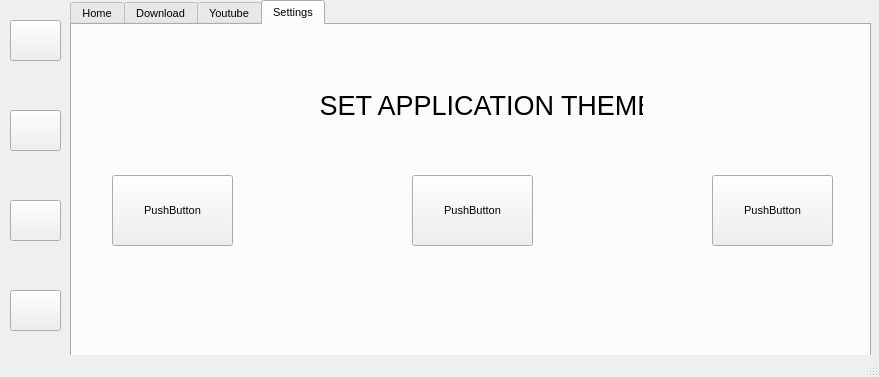
Qt form main.ui (gautamsood15/download_manager) before a commit.
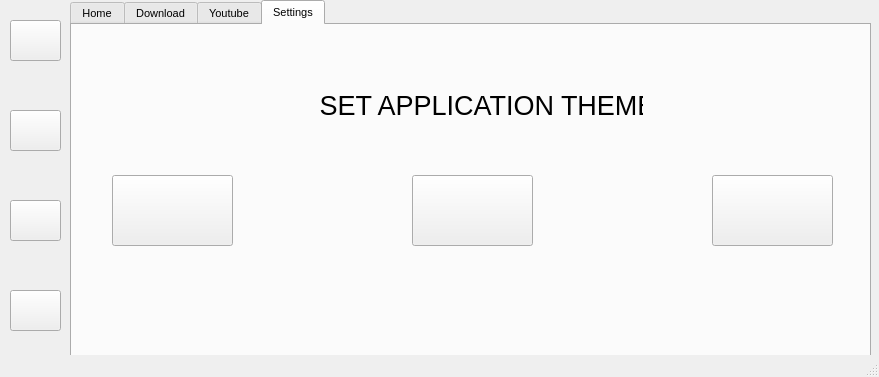
The same form after that commit. The open tabs and pages were chosen to show the change. Icons and pictures are not drawn.

Commit message: random shit commit

Diff of the .ui file:
```diff
--- a/main.ui
+++ b/main.ui
@@ -13,6 +13,9 @@
   <property name="windowTitle">
    <string>MainWindow</string>
   </property>
+  <property name="styleSheet">
+   <string notr="true"/>
+  </property>
   <widget class="QWidget" name="centralwidget">
    <widget class="QTabWidget" name="tabWidget">
     <property name="enabled">
@@ -815,7 +818,7 @@
        <cursorShape>PointingHandCursor</cursorShape>
       </property>
       <property name="text">
-       <string>PushButton</string>
+       <string/>
       </property>
      </widget>
      <widget class="QPushButton" name="pushButton_13">
@@ -831,7 +834,7 @@
        <cursorShape>PointingHandCursor</cursorShape>
       </property>
       <property name="text">
-       <string>PushButton</string>
+       <string/>
       </property>
      </widget>
      <widget class="QPushButton" name="pushButton_14">
@@ -847,7 +850,7 @@
        <cursorShape>PointingHandCursor</cursorShape>
       </property>
       <property name="text">
-       <string>PushButton</string>
+       <string/>
       </property>
      </widget>
      <widget class="QLabel" name="label_7">
```
Left out of the diff: 5 changed lines with no effect on the pictures. The commit also changes 1 other file.
